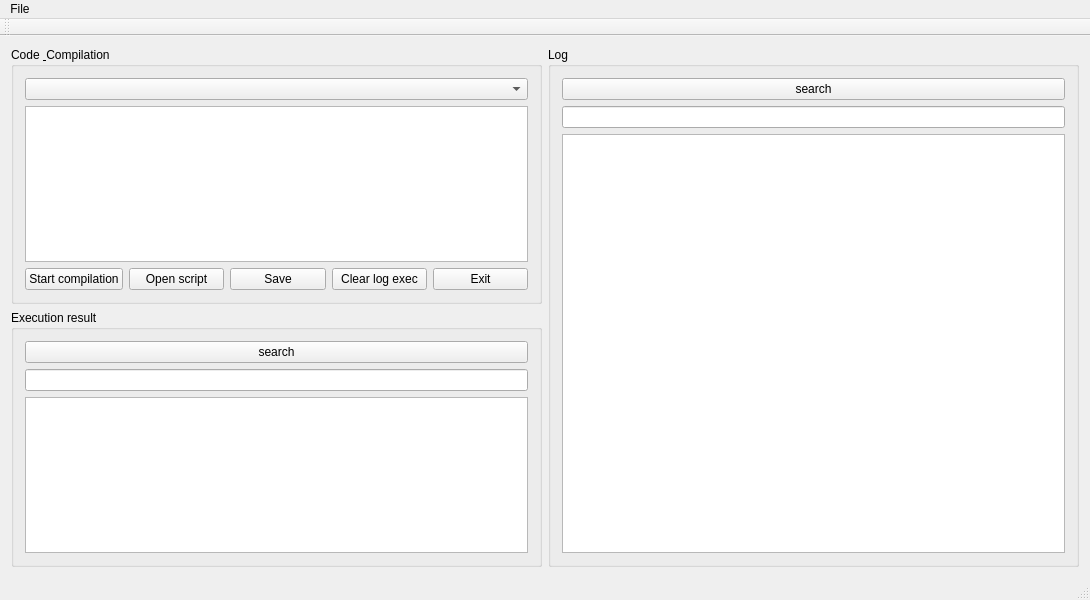
Above: mainwindow.ui from zanxi/Preprocessor before the change. Below: the same form after it.
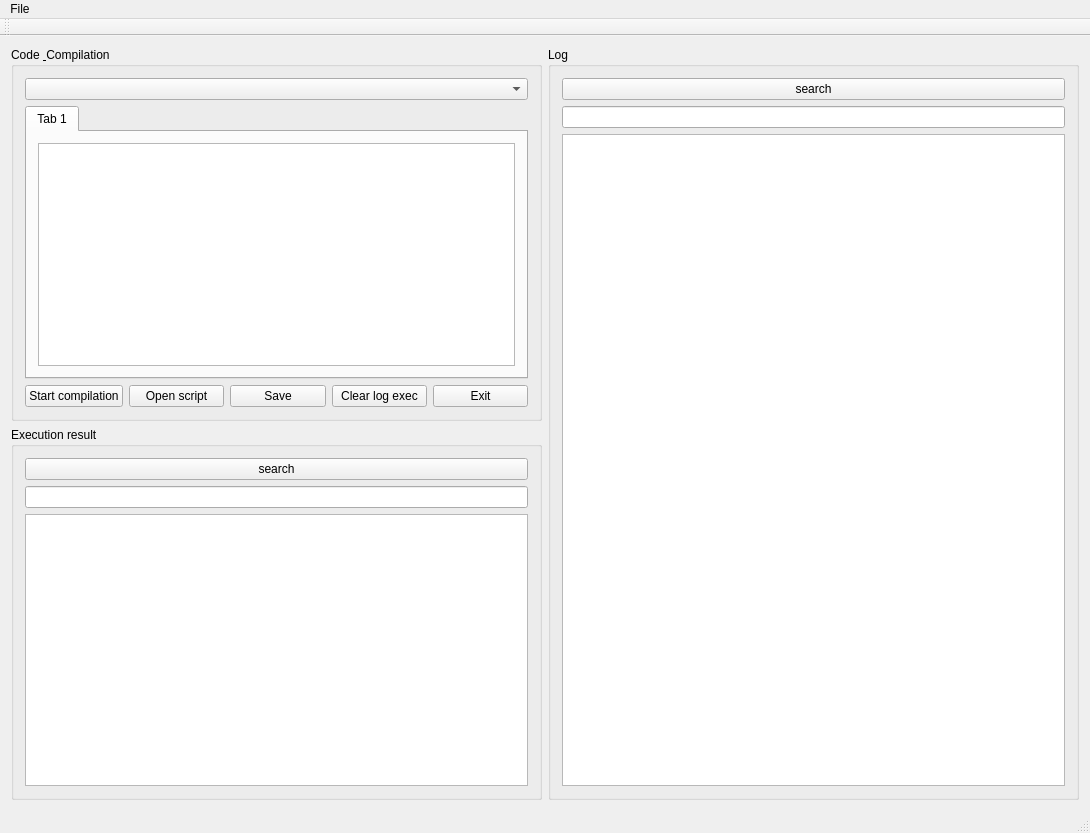
That is the form after the change.

```diff
--- a/mainwindow.ui
+++ b/mainwindow.ui
@@ -7,7 +7,7 @@
     <x>0</x>
     <y>0</y>
     <width>1090</width>
-    <height>600</height>
+    <height>833</height>
    </rect>
   </property>
   <property name="minimumSize">
@@ -35,7 +35,21 @@
             <widget class="QComboBox" name="comboBox_scripts"/>
            </item>
            <item>
-            <widget class="QTextEdit" name="textEdit_code"/>
+            <widget class="QTabWidget" name="tabWidget">
+             <property name="currentIndex">
+              <number>0</number>
+             </property>
+             <widget class="QWidget" name="tab">
+              <attribute name="title">
+               <string>Tab 1</string>
+              </attribute>
+              <layout class="QVBoxLayout" name="verticalLayout_5">
+               <item>
+                <widget class="QTextEdit" name="textEdit_code"/>
+               </item>
+              </layout>
+             </widget>
+            </widget>
            </item>
            <item>
             <layout class="QHBoxLayout" name="horizontalLayout">
```
